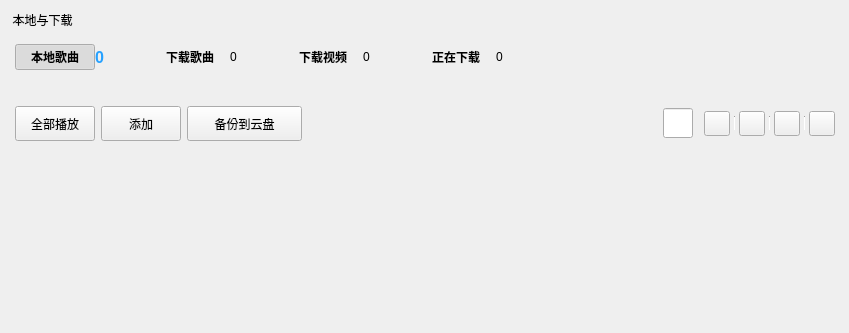
The window that KuGouStart/LocalDownload/LocalDownload.ui (a-mo-xi-wei/Qt-KuGouAppClient) describes before a commit, drawn with Qt 5.
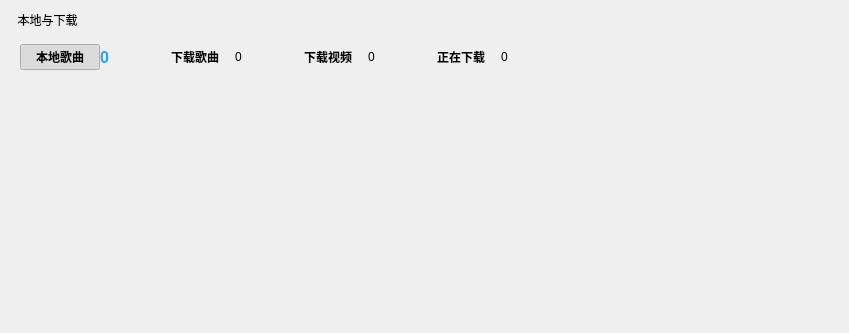
The same window after the commit. Custom widgets are drawn as their Qt base class.

Patch:
```diff
--- a/KuGouStart/LocalDownload/LocalDownload.ui
+++ b/KuGouStart/LocalDownload/LocalDownload.ui
@@ -13,13 +13,7 @@
   <property name="windowTitle">
    <string>LocalDownload</string>
   </property>
-  <layout class="QVBoxLayout" name="verticalLayout_2">
-   <property name="leftMargin">
-    <number>6</number>
-   </property>
-   <property name="rightMargin">
-    <number>0</number>
-   </property>
+  <layout class="QVBoxLayout" name="verticalLayout">
    <item>
     <widget class="QLabel" name="local_download_label">
      <property name="font">
@@ -487,397 +481,13 @@
     </widget>
    </item>
    <item>
-    <widget class="QWidget" name="operation_widget" native="true">
-     <layout class="QHBoxLayout" name="horizontalLayout_9">
-      <item>
-       <widget class="QToolButton" name="local_play_toolButton">
-        <property name="minimumSize">
-         <size>
-          <width>80</width>
-          <height>35</height>
-         </size>
-        </property>
-        <property name="cursor">
-         <cursorShape>PointingHandCursor</cursorShape>
-        </property>
-        <property name="toolTip">
-         <string>顺序播放</string>
-        </property>
-        <property name="text">
-         <string>全部播放</string>
-        </property>
-        <property name="toolButtonStyle">
-         <enum>Qt::ToolButtonTextBesideIcon</enum>
-        </property>
-       </widget>
-      </item>
-      <item>
-       <widget class="QToolButton" name="local_add_toolButton">
-        <property name="minimumSize">
-         <size>
-          <width>80</width>
-          <height>35</height>
-         </size>
-        </property>
-        <property name="cursor">
-         <cursorShape>PointingHandCursor</cursorShape>
-        </property>
-        <property name="toolTip">
-         <string>添加歌曲</string>
-        </property>
-        <property name="text">
-         <string>添加</string>
-        </property>
-        <property name="toolButtonStyle">
-         <enum>Qt::ToolButtonTextBesideIcon</enum>
-        </property>
-       </widget>
-      </item>
-      <item>
-       <widget class="QToolButton" name="upload_toolButton">
-        <property name="minimumSize">
-         <size>
-          <width>115</width>
-          <height>35</height>
-         </size>
-        </property>
-        <property name="cursor">
-         <cursorShape>PointingHandCursor</cursorShape>
-        </property>
-        <property name="toolTip">
-         <string>上传到云</string>
-        </property>
-        <property name="text">
-         <string>备份到云盘</string>
-        </property>
-        <property name="toolButtonStyle">
-         <enum>Qt::ToolButtonTextBesideIcon</enum>
-        </property>
-       </widget>
-      </item>
-      <item>
-       <spacer name="horizontalSpacer_16">
-        <property name="orientation">
-         <enum>Qt::Horizontal</enum>
-        </property>
-        <property name="sizeHint" stdset="0">
-         <size>
-          <width>40</width>
-          <height>20</height>
-         </size>
-        </property>
-       </spacer>
-      </item>
-      <item>
-       <widget class="MySearchLineEdit" name="local_search_lineEdit">
-        <property name="sizePolicy">
-         <sizepolicy hsizetype="Fixed" vsizetype="Fixed">
-          <horstretch>0</horstretch>
-          <verstretch>0</verstretch>
-         </sizepolicy>
-        </property>
-        <property name="minimumSize">
-         <size>
-          <width>30</width>
-          <height>30</height>
-         </size>
-        </property>
-        <property name="maximumSize">
-         <size>
-          <width>30</width>
-          <height>30</height>
-         </size>
-        </property>
-        <property name="placeholderText">
-         <string/>
-        </property>
-       </widget>
-      </item>
-      <item>
-       <widget class="QWidget" name="small_widget" native="true">
-        <layout class="QHBoxLayout" name="horizontalLayout_14">
-         <property name="spacing">
-          <number>4</number>
-         </property>
-         <property name="leftMargin">
-          <number>5</number>
-         </property>
-         <property name="topMargin">
-          <number>2</number>
-         </property>
-         <property name="rightMargin">
-          <number>5</number>
-         </property>
-         <property name="bottomMargin">
-          <number>2</number>
-         </property>
-         <item>
-          <widget class="QToolButton" name="local_share_toolButton">
-           <property name="cursor">
-            <cursorShape>PointingHandCursor</cursorShape>
-           </property>
-           <property name="toolTip">
-            <string>分享</string>
-           </property>
-           <property name="text">
-            <string/>
-           </property>
-           <property name="iconSize">
-            <size>
-             <width>18</width>
-             <height>18</height>
-            </size>
-           </property>
-          </widget>
-         </item>
-         <item>
-          <widget class="Line" name="line_2">
-           <property name="sizePolicy">
-            <sizepolicy hsizetype="Fixed" vsizetype="Fixed">
-             <horstretch>0</horstretch>
-             <verstretch>0</verstretch>
-            </sizepolicy>
-           </property>
-           <property name="minimumSize">
-            <size>
-             <width>1</width>
-             <height>15</height>
-            </size>
-           </property>
-           <property name="maximumSize">
-            <size>
-             <width>1</width>
-             <height>16777215</height>
-            </size>
-           </property>
-           <property name="font">
-            <font>
-             <family>宋体</family>
-            </font>
-           </property>
-           <property name="lineWidth">
-            <number>1</number>
-           </property>
-           <property name="orientation">
-            <enum>Qt::Vertical</enum>
-           </property>
-          </widget>
-         </item>
-         <item>
-          <widget class="QToolButton" name="local_zhuanji_toolButton">
-           <property name="cursor">
-            <cursorShape>PointingHandCursor</cursorShape>
-           </property>
-           <property name="toolTip">
-            <string>专辑</string>
-           </property>
-           <property name="text">
-            <string/>
-           </property>
-           <property name="iconSize">
-            <size>
-             <width>18</width>
-             <height>18</height>
-            </size>
-           </property>
-          </widget>
-         </item>
-         <item>
-          <widget class="Line" name="line_3">
-           <property name="sizePolicy">
-            <sizepolicy hsizetype="Fixed" vsizetype="Fixed">
-             <horstretch>0</horstretch>
-             <verstretch>0</verstretch>
-            </sizepolicy>
-           </property>
-           <property name="minimumSize">
-            <size>
-             <width>1</width>
-             <height>15</height>
-            </size>
-           </property>
-           <property name="maximumSize">
-            <size>
-             <width>1</width>
-             <height>16777215</height>
-            </size>
-           </property>
-           <property name="font">
-            <font>
-             <family>宋体</family>
-            </font>
-           </property>
-           <property name="orientation">
-            <enum>Qt::Vertical</enum>
-           </property>
-          </widget>
-         </item>
-         <item>
-          <widget class="QToolButton" name="local_sort_toolButton">
-           <property name="cursor">
-            <cursorShape>PointingHandCursor</cursorShape>
-           </property>
-           <property name="toolTip">
-            <string>当前排序方式：默认排序</string>
-           </property>
-           <property name="text">
-            <string/>
-           </property>
-           <property name="iconSize">
-            <size>
-             <width>18</width>
-             <height>18</height>
-            </size>
-           </property>
-           <property name="checkable">
-            <bool>false</bool>
-           </property>
-          </widget>
-         </item>
-         <item>
-          <widget class="Line" name="line_4">
-           <property name="sizePolicy">
-            <sizepolicy hsizetype="Fixed" vsizetype="Fixed">
-             <horstretch>0</horstretch>
-             <verstretch>0</verstretch>
-            </sizepolicy>
-           </property>
-           <property name="minimumSize">
-            <size>
-             <width>1</width>
-             <height>15</height>
-            </size>
-           </property>
-           <property name="maximumSize">
-            <size>
-             <width>1</width>
-             <height>16777215</height>
-            </size>
-           </property>
-           <property name="font">
-            <font>
-             <family>宋体</family>
-            </font>
-           </property>
-           <property name="orientation">
-            <enum>Qt::Vertical</enum>
-           </property>
-          </widget>
-         </item>
-         <item>
-          <widget class="QToolButton" name="local_batch_toolButton">
-           <property name="cursor">
-            <cursorShape>PointingHandCursor</cursorShape>
-           </property>
-           <property name="toolTip">
-            <string>批量操作</string>
-           </property>
-           <property name="text">
-            <string/>
-           </property>
-           <property name="iconSize">
-            <size>
-             <width>18</width>
-             <height>18</height>
-            </size>
-           </property>
-          </widget>
-         </item>
-        </layout>
-       </widget>
-      </item>
-     </layout>
+    <widget class="QStackedWidget" name="stackedWidget">
+     <widget class="QWidget" name="page"/>
+     <widget class="QWidget" name="page_2"/>
     </widget>
    </item>
-   <item>
-    <widget class="MyScrollArea" name="scrollArea">
-     <property name="frameShape">
-      <enum>QFrame::NoFrame</enum>
-     </property>
-     <property name="horizontalScrollBarPolicy">
-      <enum>Qt::ScrollBarAlwaysOff</enum>
-     </property>
-     <property name="widgetResizable">
-      <bool>true</bool>
-     </property>
-     <property name="alignment">
-      <set>Qt::AlignLeading|Qt::AlignLeft|Qt::AlignVCenter</set>
-     </property>
-     <widget class="QWidget" name="scrollAreaWidgetContents">
-      <property name="geometry">
-       <rect>
-        <x>0</x>
-        <y>0</y>
-        <width>843</width>
-        <height>82</height>
-       </rect>
-      </property>
-      <layout class="QVBoxLayout" name="verticalLayout">
-       <property name="spacing">
-        <number>0</number>
-       </property>
-       <property name="leftMargin">
-        <number>0</number>
-       </property>
-       <property name="topMargin">
-        <number>0</number>
-       </property>
-       <property name="rightMargin">
-        <number>10</number>
-       </property>
-       <property name="bottomMargin">
-        <number>0</number>
-       </property>
-       <item>
-        <widget class="QWidget" name="local_song_list_widget" native="true">
-         <property name="sizePolicy">
-          <sizepolicy hsizetype="Expanding" vsizetype="Expanding">
-           <horstretch>0</horstretch>
-           <verstretch>0</verstretch>
-          </sizepolicy>
-         </property>
-         <layout class="QVBoxLayout" name="verticalLayout_10">
-          <property name="leftMargin">
-           <number>5</number>
-          </property>
-          <property name="rightMargin">
-           <number>10</number>
-          </property>
-         </layout>
-        </widget>
-       </item>
-      </layout>
-     </widget>
-    </widget>
-   </item>
-   <item>
-    <spacer name="verticalSpacer">
-     <property name="orientation">
-      <enum>Qt::Vertical</enum>
-     </property>
-     <property name="sizeHint" stdset="0">
-      <size>
-       <width>20</width>
-       <height>5</height>
-      </size>
-     </property>
-    </spacer>
-   </item>
   </layout>
  </widget>
- <customwidgets>
-  <customwidget>
-   <class>MySearchLineEdit</class>
-   <extends>QLineEdit</extends>
-   <header>MySearchLineEdit.h</header>
-  </customwidget>
-  <customwidget>
-   <class>MyScrollArea</class>
-   <extends>QScrollArea</extends>
-   <header>MyScrollArea.h</header>
-   <container>1</container>
-  </customwidget>
- </customwidgets>
  <resources/>
  <connections/>
 </ui>
```
